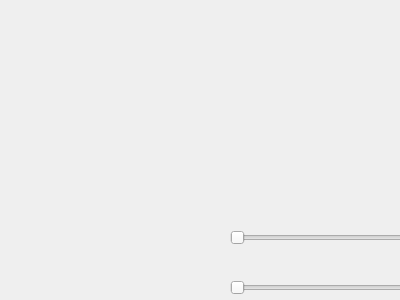
Qt form BowserBros/App/soundsettingsform.ui (thibautlfr/IUT-BowserBros) before a commit.
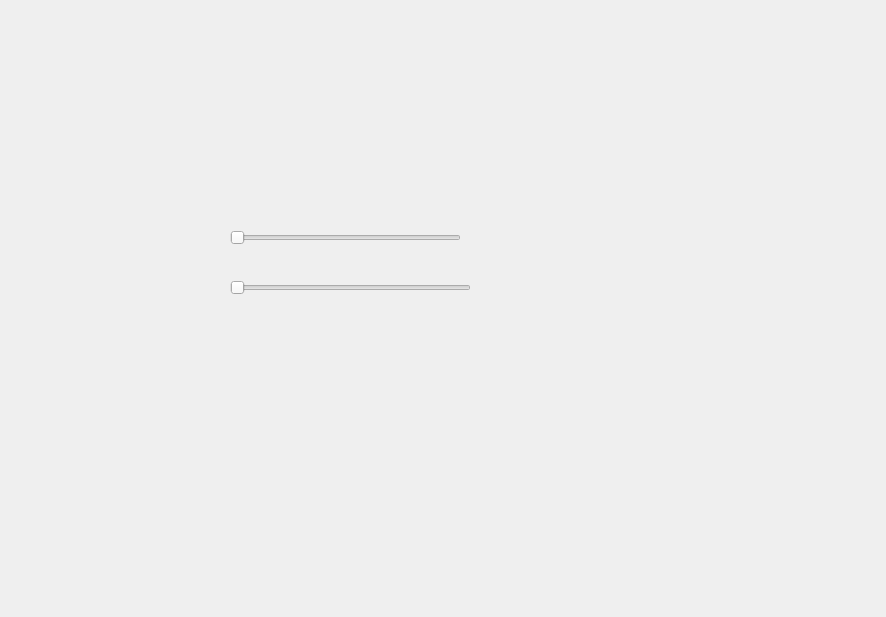
The same form after that commit.

```diff
--- a/BowserBros/App/soundsettingsform.ui
+++ b/BowserBros/App/soundsettingsform.ui
@@ -6,8 +6,8 @@
    <rect>
     <x>0</x>
     <y>0</y>
-    <width>400</width>
-    <height>300</height>
+    <width>886</width>
+    <height>617</height>
    </rect>
   </property>
   <property name="windowTitle">
@@ -55,6 +55,22 @@
     <string/>
    </property>
   </widget>
+  <widget class="QPushButton" name="itsRestartButton">
+   <property name="geometry">
+    <rect>
+     <x>280</x>
+     <y>440</y>
+     <width>224</width>
+     <height>59</height>
+    </rect>
+   </property>
+   <property name="styleSheet">
+    <string notr="true">QPushButton {border: none; padding: 0; margin: 0; background: transparent;}</string>
+   </property>
+   <property name="text">
+    <string/>
+   </property>
+  </widget>
  </widget>
  <resources/>
  <connections/>
```
